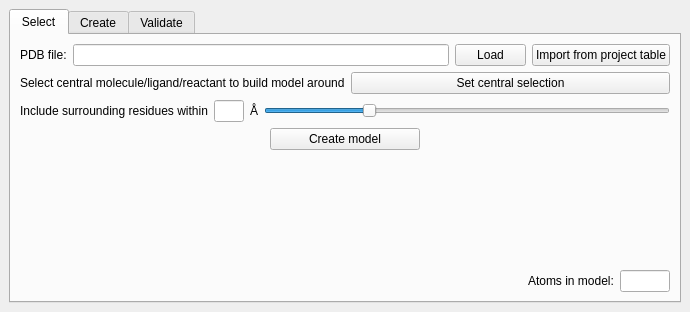
This is src/main/python/UIs/PDB_clusterWindow.ui in isaksengeir/REACT as Qt 5 draws it before an edit. The edited form follows.
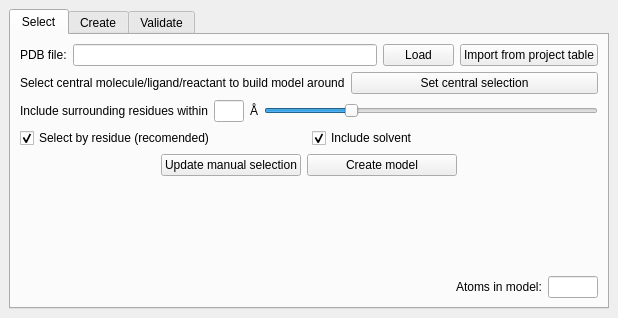
This is the edited form.

Commit message: Cluster step 1 completed.

The edit to the form file:
```diff
--- a/src/main/python/UIs/PDB_clusterWindow.ui
+++ b/src/main/python/UIs/PDB_clusterWindow.ui
@@ -6,8 +6,8 @@
    <rect>
     <x>0</x>
     <y>0</y>
-    <width>690</width>
-    <height>312</height>
+    <width>618</width>
+    <height>318</height>
    </rect>
   </property>
   <property name="windowTitle">
@@ -143,6 +143,30 @@
           </item>
          </layout>
         </item>
+        <item>
+         <layout class="QGridLayout" name="gridLayout_6">
+          <item row="0" column="0">
+           <widget class="QCheckBox" name="select_byres">
+            <property name="text">
+             <string>Select by residue (recomended)</string>
+            </property>
+            <property name="checked">
+             <bool>true</bool>
+            </property>
+           </widget>
+          </item>
+          <item row="0" column="1">
+           <widget class="QCheckBox" name="include_solvent">
+            <property name="text">
+             <string>Include solvent</string>
+            </property>
+            <property name="checked">
+             <bool>true</bool>
+            </property>
+           </widget>
+          </item>
+         </layout>
+        </item>
         <item>
          <layout class="QGridLayout" name="gridLayout_5">
           <item row="0" column="0">
@@ -158,8 +182,8 @@
             </property>
            </spacer>
           </item>
-          <item row="0" column="1">
-           <widget class="QPushButton" name="pushButton">
+          <item row="0" column="2">
+           <widget class="QPushButton" name="button_create_model">
             <property name="minimumSize">
              <size>
               <width>150</width>
@@ -171,7 +195,7 @@
             </property>
            </widget>
           </item>
-          <item row="0" column="2">
+          <item row="0" column="3">
            <spacer name="horizontalSpacer_3">
             <property name="orientation">
              <enum>Qt::Horizontal</enum>
@@ -184,6 +208,13 @@
             </property>
            </spacer>
           </item>
+          <item row="0" column="1">
+           <widget class="QPushButton" name="button_update_manual_selection">
+            <property name="text">
+             <string>Update manual selection</string>
+            </property>
+           </widget>
+          </item>
          </layout>
         </item>
         <item>
```
Left out of the diff: 2 changed lines with no effect on the pictures. The commit also changes 1380 other files.
